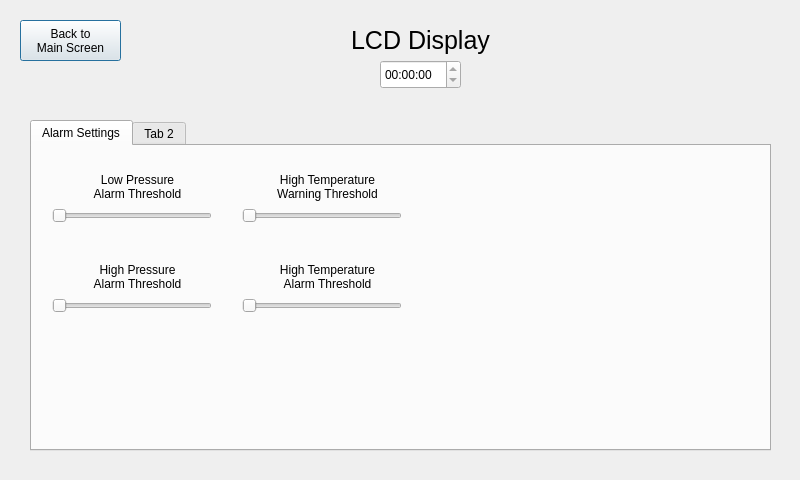
Above: lcd_display.ui from MicrowattAthena/Lena_Modbus before the change. Below: the same form after it.
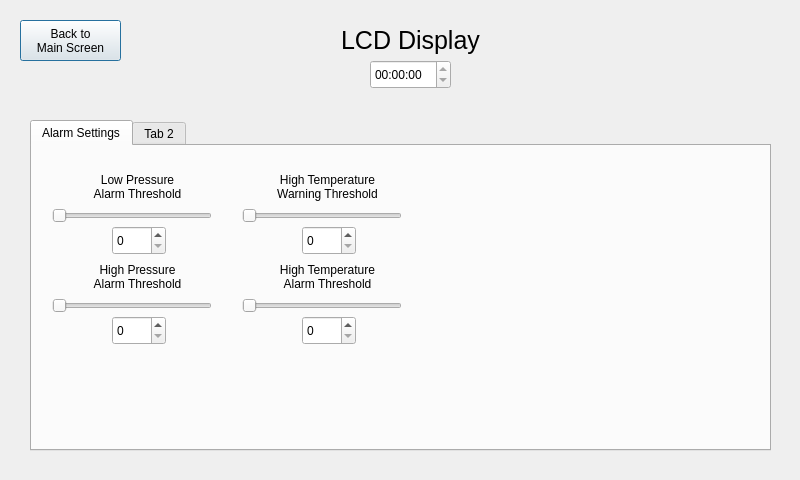
That is the form after the change. Icons and pictures are not drawn.

```diff
--- a/lcd_display.ui
+++ b/lcd_display.ui
@@ -17,7 +17,7 @@
    <property name="geometry">
     <rect>
      <x>720</x>
-     <y>10</y>
+     <y>20</y>
      <width>61</width>
      <height>61</height>
     </rect>
@@ -49,7 +49,7 @@
   <widget class="QLabel" name="label_2">
    <property name="geometry">
     <rect>
-     <x>130</x>
+     <x>120</x>
      <y>20</y>
      <width>581</width>
      <height>41</height>
@@ -70,7 +70,7 @@
   <widget class="QTimeEdit" name="timeEdit">
    <property name="geometry">
     <rect>
-     <x>380</x>
+     <x>370</x>
      <y>60</y>
      <width>81</width>
      <height>29</height>
@@ -213,6 +213,46 @@
       <enum>Qt::Horizontal</enum>
      </property>
     </widget>
+    <widget class="QSpinBox" name="spinBox">
+     <property name="geometry">
+      <rect>
+       <x>80</x>
+       <y>170</y>
+       <width>54</width>
+       <height>29</height>
+      </rect>
+     </property>
+    </widget>
+    <widget class="QSpinBox" name="spinBox_2">
+     <property name="geometry">
+      <rect>
+       <x>80</x>
+       <y>80</y>
+       <width>54</width>
+       <height>29</height>
+      </rect>
+     </property>
+    </widget>
+    <widget class="QSpinBox" name="spinBox_3">
+     <property name="geometry">
+      <rect>
+       <x>270</x>
+       <y>170</y>
+       <width>54</width>
+       <height>29</height>
+      </rect>
+     </property>
+    </widget>
+    <widget class="QSpinBox" name="spinBox_4">
+     <property name="geometry">
+      <rect>
+       <x>270</x>
+       <y>80</y>
+       <width>54</width>
+       <height>29</height>
+      </rect>
+     </property>
+    </widget>
    </widget>
    <widget class="QWidget" name="tab_2">
     <attribute name="title">
```
Left out of the diff: 6 changed lines with no effect on the pictures.
